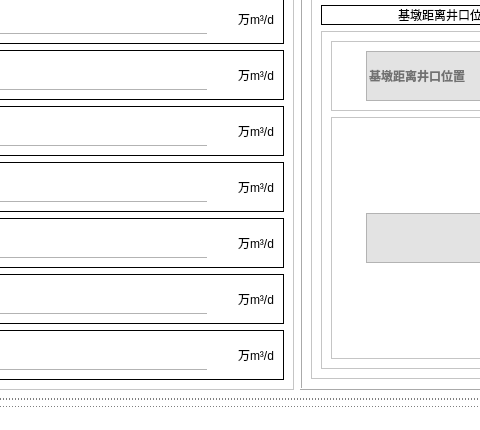
Above: Gui/MainWindow.ui from XS0Zero/- before the change; both pictures show x 264 to 744 and y 153 to 583 of the 1141 by 870 pixel window. Below: the same form after it.
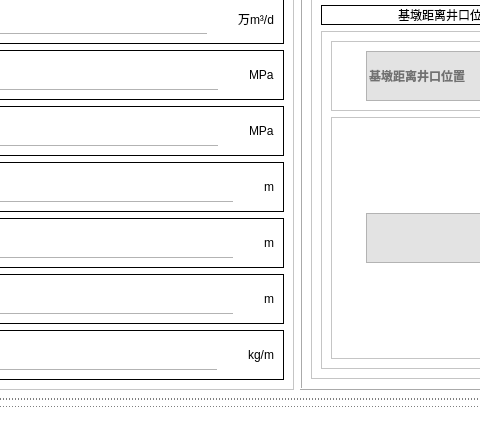
That is the form after the change. The open tabs and pages were chosen to show the change.

The edit to the form file:
```diff
--- a/Gui/MainWindow.ui
+++ b/Gui/MainWindow.ui
@@ -7648,7 +7648,7 @@
                            <item>
                             <widget class="QLabel" name="label_59">
                              <property name="text">
-                              <string>万m³/d</string>
+                              <string>MPa</string>
                              </property>
                             </widget>
                            </item>
@@ -7724,7 +7724,7 @@
                            <item>
                             <widget class="QLabel" name="label_32">
                              <property name="text">
-                              <string>万m³/d</string>
+                              <string>MPa</string>
                              </property>
                             </widget>
                            </item>
@@ -7794,7 +7794,7 @@
                            <item>
                             <widget class="QLabel" name="label_66">
                              <property name="text">
-                              <string>万m³/d</string>
+                              <string>m</string>
                              </property>
                             </widget>
                            </item>
@@ -7867,7 +7867,7 @@
                            <item>
                             <widget class="QLabel" name="label_37">
                              <property name="text">
-                              <string>万m³/d</string>
+                              <string>m</string>
                              </property>
                             </widget>
                            </item>
@@ -7937,7 +7937,7 @@
                            <item>
                             <widget class="QLabel" name="label_71">
                              <property name="text">
-                              <string>万m³/d</string>
+                              <string>m</string>
                              </property>
                             </widget>
                            </item>
@@ -8007,7 +8007,7 @@
                            <item>
                             <widget class="QLabel" name="label_73">
                              <property name="text">
-                              <string>万m³/d</string>
+                              <string>kg/m</string>
                              </property>
                             </widget>
                            </item>
```
